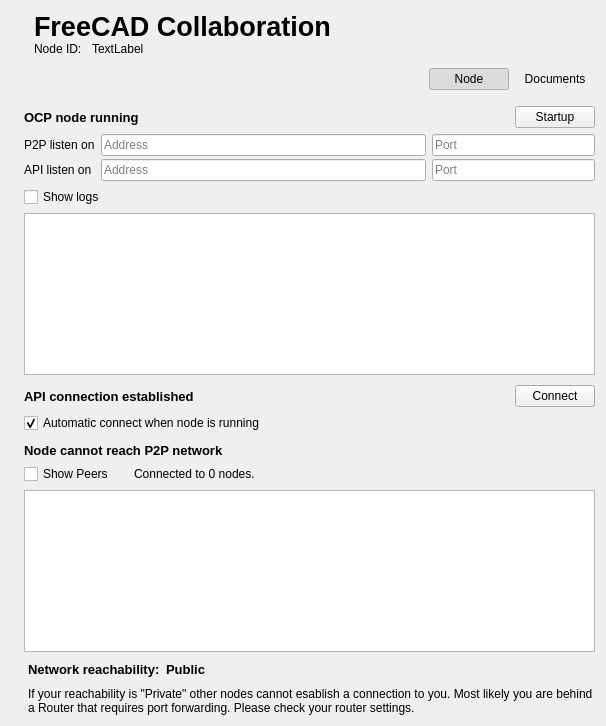
Before: the Qt Designer form Resources/Ui/Controls.ui in OpenCollaborationPlatform/CollaborativeFC, drawn with Qt 5.
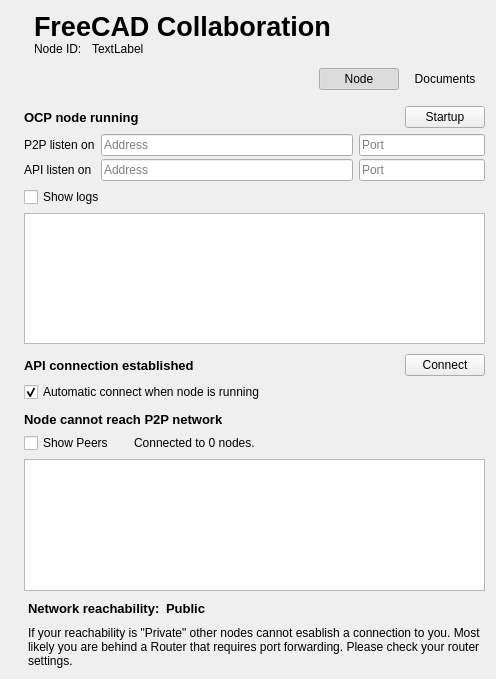
After: the same form once the commit is applied. Icons and pictures are not drawn.

Commit message: Switch to python OCP package instead of local nodes

```diff
--- a/Resources/Ui/Controls.ui
+++ b/Resources/Ui/Controls.ui
@@ -6,8 +6,8 @@
    <rect>
     <x>0</x>
     <y>0</y>
-    <width>606</width>
-    <height>726</height>
+    <width>496</width>
+    <height>679</height>
    </rect>
   </property>
   <property name="windowTitle">
```
The commit also changes 2 other files.
